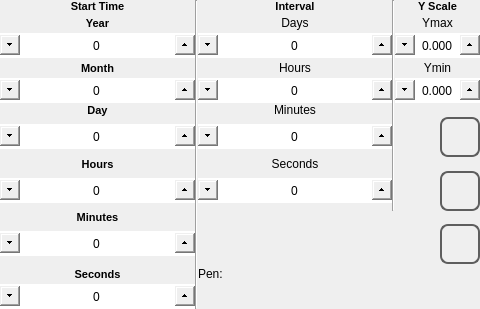
Above: qt_templates/ATCM-template-project/trend_range.ui from MECTsrl/mect_plugins before the change. Below: the same form after it.
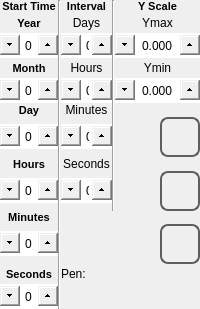
That is the form after the change. Icons and pictures are not drawn.

```diff
--- a/qt_templates/ATCM-template-project/trend_range.ui
+++ b/qt_templates/ATCM-template-project/trend_range.ui
@@ -6,8 +6,7 @@
    <rect>
     <x>0</x>
     <y>0</y>
-    <width>480</width>
-    <height>272</height>
+    %Model%
    </rect>
   </property>
   <property name="minimumSize">
```
